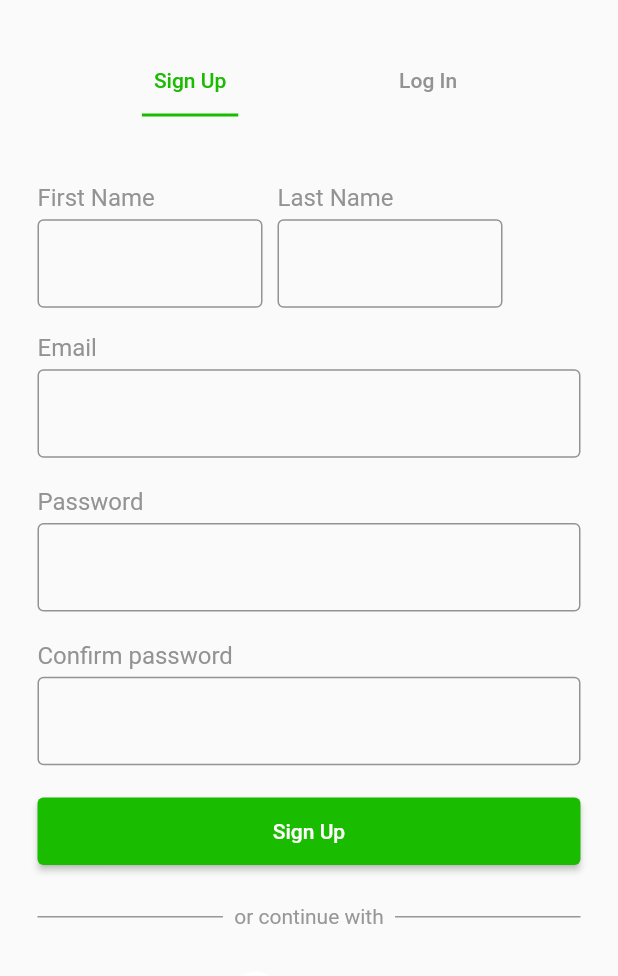
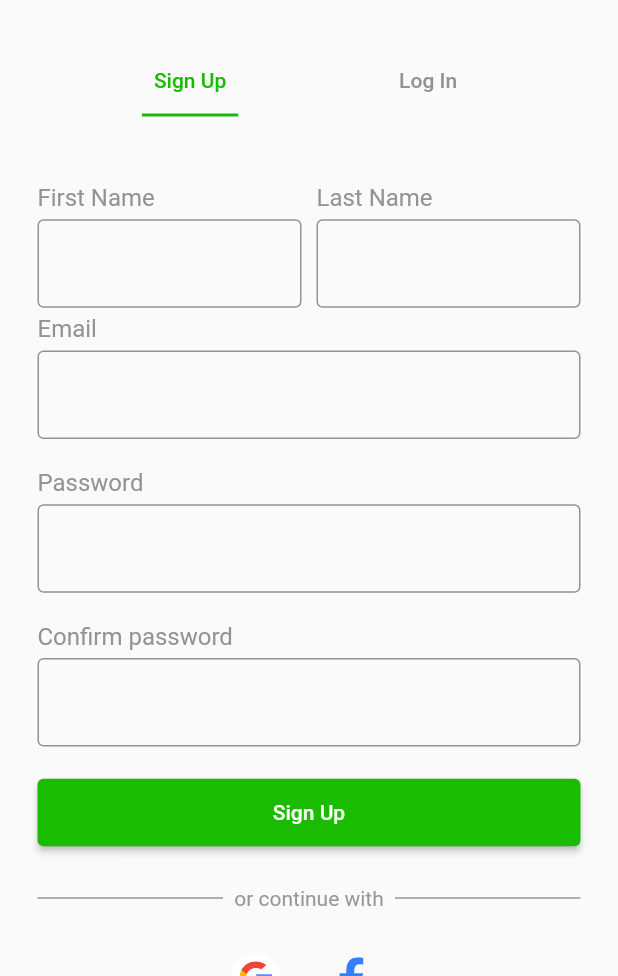
Before and after one commit to AlyaaRushdy/LaVie-Flutter-Hackathon, a Flutter app: the screen it shows after launch, after a tap on "Sign Up", on a phone screen of 412 x 824 dp, the part 260-1236 px from its top. Run offline on Flutter 3.47's test engine with Material 2 defaults, Android fonts, the phone set to English and light mode, and no system bars; our stand-ins replace animated_splash_screen, flutter_svg.

Commit message:
log in and sign up minor mods

```diff
--- a/lib/log_in.dart
+++ b/lib/log_in.dart
@@ -1,17 +1,27 @@
 import 'package:flutter/material.dart';
 import 'package:flutter_svg/flutter_svg.dart';
+import 'package:la_vie_app_1/project_colors.dart';
+import 'package:la_vie_app_1/home.dart' as home_page;
 import 'package:la_vie_app_1/sign_up.dart' as sign_up_page;
 
 class LogIn extends StatelessWidget {
   const LogIn({Key? key}) : super(key: key);
 
-  final Color myGreen = const Color.fromRGBO(26, 188, 0, 1);
-  final Color textGrey = const Color.fromRGBO(147, 147, 147, 1);
-  final Color dividerGrey = const Color.fromRGBO(151, 151, 151, 1);
-
   @override
   Widget build(BuildContext context) {
     return Scaffold(
+      floatingActionButton: FloatingActionButton(
+        backgroundColor: myGreen,
+        child: const Icon(Icons.home_outlined, color: Colors.white),
+        onPressed: () {
+          Navigator.push(
+            context,
+            MaterialPageRoute(
+              builder: (context) => home_page.HomePage(),
+            ),
+          );
+        },
+      ),
       body: SingleChildScrollView(
         child: Column(
           children: [
@@ -67,7 +77,7 @@ class LogIn extends StatelessWidget {
 
                   //Log In Button
                   DecoratedBox(
-                    decoration: BoxDecoration(
+                    decoration: const BoxDecoration(
                       border: Border(
                         bottom: BorderSide(
                           color: myGreen,
@@ -97,7 +107,7 @@ class LogIn extends StatelessWidget {
                 child: Column(
                   children: [
                     //Email
-                    Align(
+                    const Align(
                       alignment: Alignment.centerLeft,
                       heightFactor: 1.5,
                       child: Text(
@@ -111,7 +121,7 @@ class LogIn extends StatelessWidget {
                     ),
                     TextFormField(
                       keyboardType: TextInputType.emailAddress,
-                      decoration: InputDecoration(
+                      decoration: const InputDecoration(
                         focusedBorder: OutlineInputBorder(
                           borderSide: BorderSide(
                             color: myGreen,
@@ -131,7 +141,7 @@ class LogIn extends StatelessWidget {
                     ),
 
                     //Password
-                    Align(
+                    const Align(
                       alignment: Alignment.centerLeft,
                       heightFactor: 1.5,
                       child: Text(
@@ -146,7 +156,7 @@ class LogIn extends StatelessWidget {
                     TextFormField(
                       keyboardType: TextInputType.visiblePassword,
                       obscureText: true,
-                      decoration: InputDecoration(
+                      decoration: const InputDecoration(
                         focusedBorder: OutlineInputBorder(
                           borderSide: BorderSide(
                             color: myGreen,
@@ -184,7 +194,7 @@ class LogIn extends StatelessWidget {
 
                     //divider with text
                     Row(
-                      children: <Widget>[
+                      children: const <Widget>[
                         Expanded(
                           child: Divider(
                             thickness: 1.0,
--- a/lib/sign_up.dart
+++ b/lib/sign_up.dart
@@ -1,13 +1,10 @@
 import 'package:flutter/material.dart';
 import 'package:flutter_svg/flutter_svg.dart';
+import 'package:la_vie_app_1/project_colors.dart';
 import 'package:la_vie_app_1/log_in.dart' as log_in_page;
 
 class SignUp extends StatelessWidget {
   const SignUp({Key? key}) : super(key: key);
-
-  final Color myGreen = const Color.fromRGBO(26, 188, 0, 1);
-  final Color textGrey = const Color.fromRGBO(147, 147, 147, 1);
-  final Color dividerGrey = const Color.fromRGBO(151, 151, 151, 1);
 
   @override
   Widget build(BuildContext context) {
@@ -51,7 +48,7 @@ class SignUp extends StatelessWidget {
                 children: [
                   //Sign Up Button
                   DecoratedBox(
-                    decoration: BoxDecoration(
+                    decoration: const BoxDecoration(
                       border: Border(
                         bottom: BorderSide(
                           color: myGreen,
@@ -99,12 +96,11 @@ class SignUp extends StatelessWidget {
                     //First and Last names
                     Row(
                       children: [
-                        SizedBox(
-                          width: 150,
-                          height: 100,
+                        //first name
+                        Expanded(
                           child: Column(
                             children: [
-                              Align(
+                              const Align(
                                 alignment: Alignment.centerLeft,
                                 heightFactor: 1.5,
                                 child: Text(
@@ -118,7 +114,7 @@ class SignUp extends StatelessWidget {
                               ),
                               TextFormField(
                                 keyboardType: TextInputType.name,
-                                decoration: InputDecoration(
+                                decoration: const InputDecoration(
                                   focusedBorder: OutlineInputBorder(
                                     borderSide: BorderSide(
                                       color: myGreen,
@@ -134,15 +130,17 @@ class SignUp extends StatelessWidget {
                             ],
                           ),
                         ),
+
+                        //space
                         const SizedBox(
                           width: 10,
                         ),
-                        SizedBox(
-                          width: 150,
-                          height: 100,
+
+                        //lastname
+                        Expanded(
                           child: Column(
                             children: [
-                              Align(
+                              const Align(
                                 alignment: Alignment.centerLeft,
                                 heightFactor: 1.5,
                                 child: Text(
@@ -156,7 +154,7 @@ class SignUp extends StatelessWidget {
                               ),
                               TextFormField(
                                 keyboardType: TextInputType.name,
-                                decoration: InputDecoration(
+                                decoration: const InputDecoration(
                                   focusedBorder: OutlineInputBorder(
                                     borderSide: BorderSide(
                                       color: myGreen,
@@ -176,7 +174,7 @@ class SignUp extends StatelessWidget {
                     ),
 
                     //Email
-                    Align(
+                    const Align(
                       alignment: Alignment.centerLeft,
                       heightFactor: 1.5,
                       child: Text(
@@ -190,7 +188,7 @@ class SignUp extends StatelessWidget {
                     ),
                     TextFormField(
                       keyboardType: TextInputType.emailAddress,
-                      decoration: InputDecoration(
+                      decoration: const InputDecoration(
                         focusedBorder: OutlineInputBorder(
                           borderSide: BorderSide(
                             color: myGreen,
@@ -210,7 +208,7 @@ class SignUp extends StatelessWidget {
                     ),
 
                     //Password
-                    Align(
+                    const Align(
                       alignment: Alignment.centerLeft,
                       heightFactor: 1.5,
                       child: Text(
@@ -225,7 +223,7 @@ class SignUp extends StatelessWidget {
                     TextFormField(
                       keyboardType: TextInputType.visiblePassword,
                       obscureText: true,
-                      decoration: InputDecoration(
+                      decoration: const InputDecoration(
                         focusedBorder: OutlineInputBorder(
                           borderSide: BorderSide(
                             color: myGreen,
@@ -245,7 +243,7 @@ class SignUp extends StatelessWidget {
                     ),
 
                     //Password
-                    Align(
+                    const Align(
                       alignment: Alignment.centerLeft,
                       heightFactor: 1.5,
                       child: Text(
@@ -260,7 +258,7 @@ class SignUp extends StatelessWidget {
                     TextFormField(
                       keyboardType: TextInputType.visiblePassword,
                       obscureText: true,
-                      decoration: InputDecoration(
+                      decoration: const InputDecoration(
                         focusedBorder: OutlineInputBorder(
                           borderSide: BorderSide(
                             color: myGreen,
@@ -298,7 +296,7 @@ class SignUp extends StatelessWidget {
 
                     //divider with text
                     Row(
-                      children: <Widget>[
+                      children: const <Widget>[
                         Expanded(
                           child: Divider(
                             thickness: 1.0,
```
